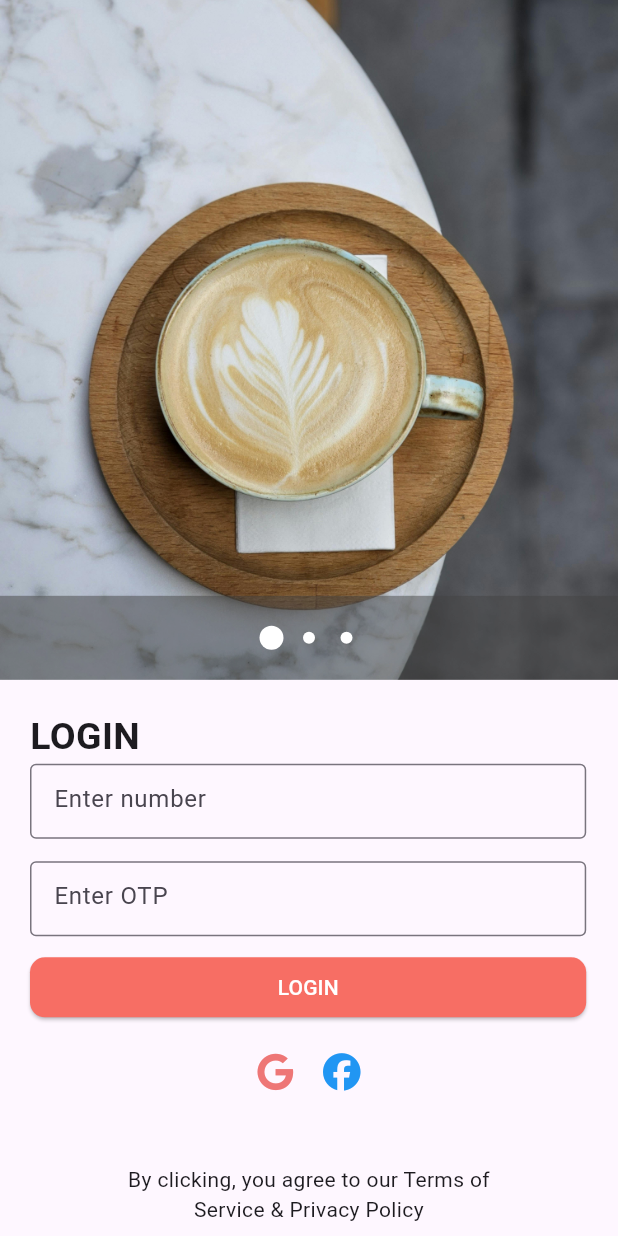
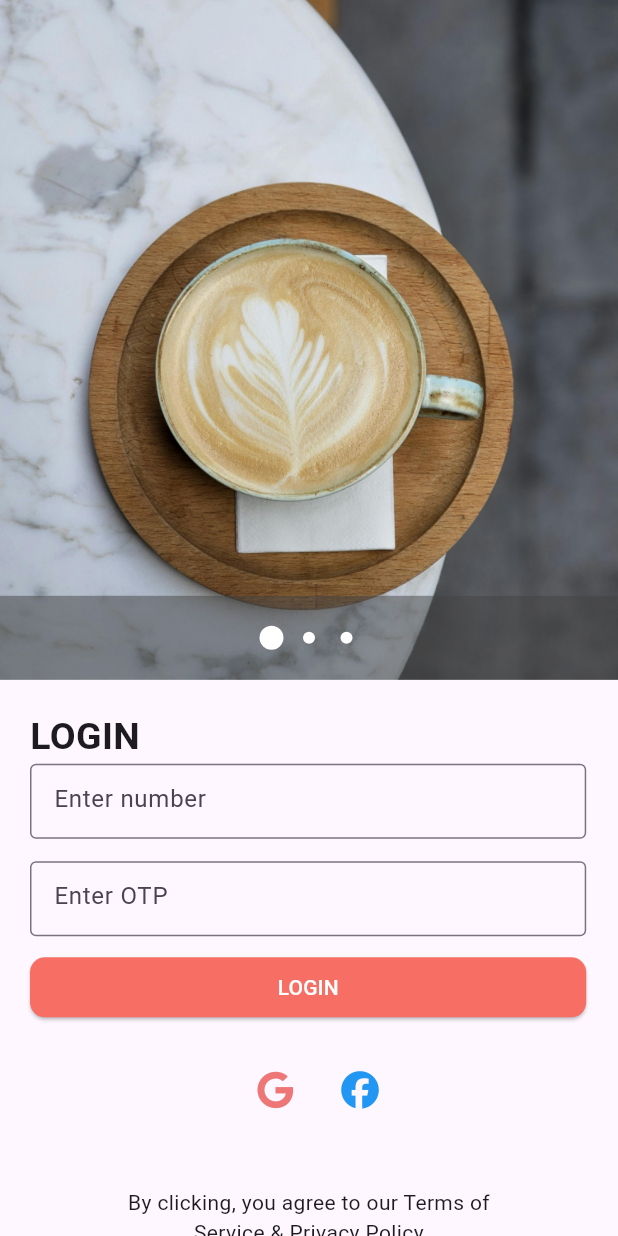
Before and after one commit to FCPongs/Flutter_SimpleMSA, a Flutter app: the screen it shows after launch, after a tap on "LOGIN", on a phone screen of 412 x 824 dp. Run offline on Flutter 3.47's test engine with Material 3 defaults, Android fonts, the phone set to English and light mode, and no system bars; our stand-ins replace another_carousel_pro, font_awesome_flutter.

Commit message:
home has image, added dividers

```diff
--- a/lib/screens/login.dart
+++ b/lib/screens/login.dart
@@ -98,16 +98,21 @@ class login extends StatelessWidget {
                   ],
                 )),
             //! Icons
-            const Row(mainAxisAlignment: MainAxisAlignment.center, children: [
-              FaIcon(
-                FontAwesomeIcons.google,
-                size: 25,
-                color: Color.fromARGB(255, 238, 118, 118),
+            Row(mainAxisAlignment: MainAxisAlignment.center, children: [
+              IconButton(
+                onPressed: () {
+                  Navigator.pushNamed(context, '/home');
+                },
+                icon: const FaIcon(
+                  FontAwesomeIcons.google,
+                  size: 25,
+                  color: Color.fromARGB(255, 238, 118, 118),
+                ),
               ),
-              SizedBox(
+              const SizedBox(
                 width: 20,
               ),
-              FaIcon(
+              const FaIcon(
                 FontAwesomeIcons.facebook,
                 size: 25,
                 color: Colors.blue,
--- a/lib/screens/mainScreen.dart
+++ b/lib/screens/mainScreen.dart
@@ -10,8 +10,7 @@ class mainScreen extends StatelessWidget {
     return Scaffold(
       body: LayoutBuilder(
         builder: (context, constraints) {
-          return Column(
-            children: [
+          return Column(children: [
             Container(
                 height: constraints.maxHeight * 0.6,
                 width: double.infinity,
@@ -19,22 +18,18 @@ class mainScreen extends StatelessWidget {
                   autoplay: false,
                   images: [
                     Image.asset(
-                          'assets/loginImages/coffee1.jpg', fit: BoxFit.cover,),
+                      'assets/loginImages/coffee1.jpg',
+                      fit: BoxFit.cover,
+                    ),
                     Image.asset(
-                          'assets/loginImages/coffee.jpg', fit: BoxFit.cover,),
-                      const ExactAssetImage("assets/loginImages/coffee2.jpg",)
+                      'assets/loginImages/coffee.jpg',
+                      fit: BoxFit.cover,
+                    ),
+                    const ExactAssetImage(
+                      "assets/loginImages/coffee2.jpg",
+                    )
                   ],
-
                 )),
-              //! Image
-              // Container(
-              //   height: constraints.maxHeight * 0.6,
-              //   width: double.infinity,
-              //   child: Image.asset(
-              //     'assets/loginImages/coffee.jpg',
-              //     fit: BoxFit.cover,
-              //   ),
-              // ),
 
             const SizedBox(
               height: 10,
@@ -67,8 +62,7 @@ class mainScreen extends StatelessWidget {
                   height: constraints.maxHeight * 0.045,
                   child: ElevatedButton(
                     style: ElevatedButton.styleFrom(
-                          backgroundColor:
-                              const Color.fromARGB(255, 243, 97, 87),
+                        backgroundColor: const Color.fromARGB(255, 243, 97, 87),
                         foregroundColor: Colors.white,
                         shape: RoundedRectangleBorder(
                             borderRadius: BorderRadius.circular(10))),
@@ -117,12 +111,22 @@ class mainScreen extends StatelessWidget {
                 )
               ],
             ),
-              SizedBox(height: 10),
+            SizedBox(height: 15),
             //! Divider
-              Container(child: const Text('Divider')),
 
-              SizedBox(
-                height: 30,
+            Container(
+              width: constraints.maxWidth * .75,
+              child: const Row(children: <Widget>[
+                Expanded(child: Divider()),
+                SizedBox(width: 10,),
+                Text("or Login with"),
+                SizedBox(width: 10,),
+                Expanded(child: Divider()),
+              ]),
+            ),
+
+            const SizedBox(
+              height: 25,
             ),
 
             //! Logo buttons
@@ -142,7 +146,7 @@ class mainScreen extends StatelessWidget {
               ),
             ]),
             SizedBox(
-                height: constraints.maxHeight * 0.04,
+              height: constraints.maxHeight * 0.03,
             ),
             //! Agreement text
             Expanded(
--- a/pubspec.yaml
+++ b/pubspec.yaml
@@ -25,6 +25,7 @@ flutter:
     - "assets/loginImages/coffee.jpg"
     - "assets/loginImages/coffee1.jpg"
     - "assets/loginImages/coffee2.jpg"
+    - "assets/images/icon.png"
 
 flutter_launcher_icons:
   android: "launcher_icon"
```
Also changed, not shown: lib/screens/home.dart (+19 -1 lines). Lines whose indentation alone changed are shown as unchanged.
